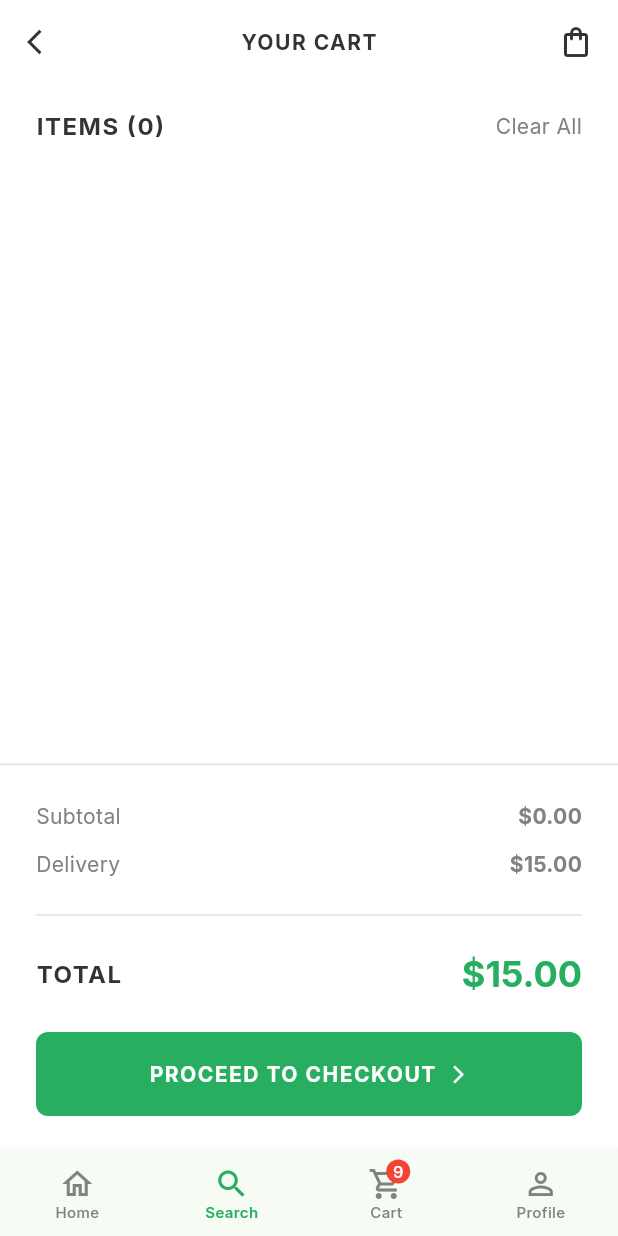
After one commit to ChamikaKarunarathna/fashion_store_mobile_application, a Flutter app: the CartScreen screen opened directly, item 2 of the bottom bar chosen, after a tap on "Clear All", on a phone screen of 412 x 824 dp. The commit adds this screen. Run offline on Flutter 3.47's test engine with Material 3 defaults, Android fonts, the light colour scheme and no system bars; our stand-ins replace google_fonts.

Commit message:
5: Cart UI

```diff
--- /dev/null
+++ b/lib/models/cart_item.dart
@@ -0,0 +1,16 @@
+import 'package:flutter/material.dart';
+import 'product.dart';
+
+class CartItem {
+  final Product product;
+  int quantity;
+  final String selectedSize;
+  final Color selectedColor;
+
+  CartItem({
+    required this.product,
+    this.quantity = 1,
+    required this.selectedSize,
+    required this.selectedColor,
+  });
+}
--- /dev/null
+++ b/lib/screens/cart_screen.dart
@@ -0,0 +1,367 @@
+import 'package:flutter/material.dart';
+import '../models/cart_item.dart';
+import '../theme/app_theme.dart';
+import '../utils/dummy_data.dart';
+
+class CartScreen extends StatefulWidget {
+  const CartScreen({super.key});
+
+  @override
+  State<CartScreen> createState() => _CartScreenState();
+}
+
+class _CartScreenState extends State<CartScreen> {
+  int _bottomNavIndex = 2; // Default to Cart
+  List<CartItem> _items = [];
+
+  @override
+  void initState() {
+    super.initState();
+    // Copy dummy data for local state mutation
+    _items = List.from(DummyData.cartItems);
+  }
+
+  double get _subtotal {
+    return _items.fold(0, (sum, item) => sum + (item.product.price * item.quantity));
+  }
+
+  final double _deliveryFee = 15.00;
+
+  double get _total => _subtotal + _deliveryFee;
+
+  void _removeItem(int index) {
+    setState(() {
+      _items.removeAt(index);
+    });
+  }
+
+  void _clearAll() {
+    setState(() {
+      _items.clear();
+    });
+  }
+
+  void _incrementQuantity(int index) {
+    setState(() {
+      _items[index].quantity++;
+    });
+  }
+
+  void _decrementQuantity(int index) {
+    setState(() {
+      if (_items[index].quantity > 1) {
+        _items[index].quantity--;
+      }
+    });
+  }
+
+  @override
+  Widget build(BuildContext context) {
+    return Scaffold(
+      backgroundColor: Colors.white,
+      appBar: AppBar(
+        backgroundColor: Colors.white,
+        elevation: 0,
+        leading: GestureDetector(
+          onTap: () => Navigator.pop(context),
+          child: const Icon(Icons.arrow_back_ios, color: AppTheme.textDark, size: 20),
+        ),
+        title: Text(
+          'YOUR CART',
+          style: Theme.of(context).textTheme.titleMedium?.copyWith(
+                fontWeight: FontWeight.bold,
+                fontSize: 14,
+                letterSpacing: 1.0,
+              ),
+        ),
+        centerTitle: true,
+        actions: const [
+          Icon(Icons.shopping_bag_outlined, color: AppTheme.textDark, size: 24),
+          SizedBox(width: 16),
+        ],
+      ),
+      body: Column(
+        children: [
+          // Header
+          Padding(
+            padding: const EdgeInsets.symmetric(horizontal: 24.0, vertical: 16.0),
+            child: Row(
+              mainAxisAlignment: MainAxisAlignment.spaceBetween,
+              children: [
+                Text(
+                  'ITEMS (${_items.length})',
+                  style: Theme.of(context).textTheme.titleMedium?.copyWith(
+                        fontWeight: FontWeight.bold,
+                        letterSpacing: 1.0,
+                      ),
+                ),
+                GestureDetector(
+                  onTap: _clearAll,
+                  child: Text(
+                    'Clear All',
+                    style: Theme.of(context).textTheme.bodyMedium?.copyWith(
+                          color: AppTheme.textGrey,
+                        ),
+                  ),
+                ),
+              ],
+            ),
+          ),
+
+          // Item List
+          Expanded(
+            child: ListView.separated(
+              padding: const EdgeInsets.symmetric(horizontal: 24.0),
+              itemCount: _items.length,
+              separatorBuilder: (context, index) => const SizedBox(height: 24),
+              itemBuilder: (context, index) {
+                final item = _items[index];
+                return Row(
+                  crossAxisAlignment: CrossAxisAlignment.start,
+                  children: [
+                    // Image
+                    Container(
+                      width: 80,
+                      height: 80,
+                      decoration: BoxDecoration(
+                        color: AppTheme.borderGrey.withOpacity(0.3),
+                        borderRadius: BorderRadius.circular(12),
+                      ),
+                      child: ClipRRect(
+                        borderRadius: BorderRadius.circular(12),
+                        child: Image.asset(
+                          item.product.imagePath,
+                          fit: BoxFit.cover,
+                          errorBuilder: (context, error, stackTrace) {
+                            return const Icon(Icons.image_outlined, color: AppTheme.textLightGrey);
+                          },
+                        ),
+                      ),
+                    ),
+                    const SizedBox(width: 16),
+                    // Details
+                    Expanded(
+                      child: Column(
+                        crossAxisAlignment: CrossAxisAlignment.start,
+                        children: [
+                          Row(
+                            mainAxisAlignment: MainAxisAlignment.spaceBetween,
+                            crossAxisAlignment: CrossAxisAlignment.start,
+                            children: [
+                              Expanded(
+                                child: Text(
+                                  item.product.name.toUpperCase(),
+                                  style: Theme.of(context).textTheme.titleSmall?.copyWith(
+                                        fontWeight: FontWeight.bold,
+                                        fontSize: 12,
+                                      ),
+                                ),
+                              ),
+                              GestureDetector(
+                                onTap: () => _removeItem(index),
+                                child: const Icon(Icons.delete_outline, color: AppTheme.textGrey, size: 20),
+                              ),
+                            ],
+                          ),
+                          const SizedBox(height: 8),
+                          Row(
+                            children: [
+                              Container(
+                                padding: const EdgeInsets.symmetric(horizontal: 8, vertical: 4),
+                                decoration: BoxDecoration(
+                                  color: AppTheme.borderGrey.withOpacity(0.3),
+                                  borderRadius: BorderRadius.circular(12),
+                                ),
+                                child: Text(
+                                  'Size: ${item.selectedSize}',
+                                  style: const TextStyle(fontSize: 10, fontWeight: FontWeight.w600),
+                                ),
+                              ),
+                              const SizedBox(width: 8),
+                              Container(
+                                width: 12,
+                                height: 12,
+                                decoration: BoxDecoration(
+                                  color: item.selectedColor,
+                                  shape: BoxShape.circle,
+                                  border: Border.all(color: AppTheme.borderGrey),
+                                ),
+                              ),
+                            ],
+                          ),
+                          const SizedBox(height: 12),
+                          Row(
+                            mainAxisAlignment: MainAxisAlignment.spaceBetween,
+                            children: [
+                              Text(
+                                '\$${item.product.price.toStringAsFixed(2)}',
+                                style: Theme.of(context).textTheme.titleMedium?.copyWith(
+                                      fontWeight: FontWeight.bold,
+                                      fontSize: 14,
+                                    ),
+                              ),
+                              // Quantity Control
+                              Container(
+                                padding: const EdgeInsets.symmetric(horizontal: 8, vertical: 4),
+                                decoration: BoxDecoration(
+                                  color: AppTheme.borderGrey.withOpacity(0.3),
+                                  borderRadius: BorderRadius.circular(20),
+                                ),
+                                child: Row(
+                                  children: [
+                                    GestureDetector(
+                                      onTap: () => _decrementQuantity(index),
+                                      child: const Icon(Icons.remove, size: 16, color: AppTheme.textDark),
+                                    ),
+                                    const SizedBox(width: 12),
+                                    Text(
+                                      '${item.quantity}',
+                                      style: const TextStyle(fontWeight: FontWeight.bold, fontSize: 12),
+                                    ),
+                                    const SizedBox(width: 12),
+                                    GestureDetector(
+                                      onTap: () => _incrementQuantity(index),
+                                      child: const Icon(Icons.add, size: 16, color: AppTheme.primaryGreen),
+                                    ),
+                                  ],
+                                ),
+                              ),
+                            ],
+                          ),
+                        ],
+                      ),
+                    ),
+                  ],
+                );
+              },
+            ),
+          ),
+
+          // Summary Footer
+          Container(
+            padding: const EdgeInsets.all(24.0),
+            decoration: const BoxDecoration(
+              border: Border(top: BorderSide(color: AppTheme.borderGrey)),
+            ),
+            child: Column(
+              children: [
+                Row(
+                  mainAxisAlignment: MainAxisAlignment.spaceBetween,
+                  children: [
+                    Text('Subtotal', style: Theme.of(context).textTheme.bodyMedium),
+                    Text('\$${_subtotal.toStringAsFixed(2)}', style: const TextStyle(fontWeight: FontWeight.bold)),
+                  ],
+                ),
+                const SizedBox(height: 12),
+                Row(
+                  mainAxisAlignment: MainAxisAlignment.spaceBetween,
+                  children: [
+                    Text('Delivery', style: Theme.of(context).textTheme.bodyMedium),
+                    Text('\$${_deliveryFee.toStringAsFixed(2)}', style: const TextStyle(fontWeight: FontWeight.bold)),
+                  ],
+                ),
+                const Padding(
+                  padding: EdgeInsets.symmetric(vertical: 16.0),
+                  child: Divider(color: AppTheme.borderGrey),
+                ),
+                Row(
+                  mainAxisAlignment: MainAxisAlignment.spaceBetween,
+                  children: [
+                    Text(
+                      'TOTAL',
+                      style: Theme.of(context).textTheme.titleMedium?.copyWith(
+                            fontWeight: FontWeight.bold,
+                            letterSpacing: 1.0,
+                          ),
+                    ),
+                    Text(
+                      '\$${_total.toStringAsFixed(2)}',
+                      style: Theme.of(context).textTheme.titleLarge?.copyWith(
+                            fontWeight: FontWeight.bold,
+                            color: AppTheme.primaryGreen,
+                            fontSize: 24,
+                          ),
+                    ),
+                  ],
+                ),
+                const SizedBox(height: 24),
+                ElevatedButton(
+                  onPressed: () {
+                    // Navigate to Checkout
+                  },
+                  style: ElevatedButton.styleFrom(
+                    minimumSize: const Size(double.infinity, 56),
+                    backgroundColor: AppTheme.primaryGreen,
+                    shape: RoundedRectangleBorder(
+                      borderRadius: BorderRadius.circular(8),
+                    ),
+                  ),
+                  child: const Row(
+                    mainAxisAlignment: MainAxisAlignment.center,
+                    children: [
+                      Text(
+                        'PROCEED TO CHECKOUT',
+                        style: TextStyle(
+                          fontWeight: FontWeight.bold,
+                          fontSize: 14,
+                          letterSpacing: 1.0,
+                        ),
+                      ),
+                      SizedBox(width: 8),
+                      Icon(Icons.arrow_forward_ios, size: 14),
+                    ],
+                  ),
+                ),
+              ],
+            ),
+          ),
+        ],
+      ),
+      bottomNavigationBar: BottomNavigationBar(
+        currentIndex: _bottomNavIndex,
+        onTap: (index) {
+          setState(() {
+            _bottomNavIndex = index;
+          });
+          // Usually here you'd handle top-level navigation.
+        },
+        type: BottomNavigationBarType.fixed,
+        selectedItemColor: AppTheme.primaryGreen,
+        unselectedItemColor: AppTheme.textGrey,
+        showSelectedLabels: true,
+        showUnselectedLabels: true,
+        selectedLabelStyle: const TextStyle(fontWeight: FontWeight.w600, fontSize: 10),
+        unselectedLabelStyle: const TextStyle(fontWeight: FontWeight.w500, fontSize: 10),
+        items: [
+          const BottomNavigationBarItem(
+            icon: Icon(Icons.home_outlined),
+            activeIcon: Icon(Icons.home),
+            label: 'Home',
+          ),
+          const BottomNavigationBarItem(
+            icon: Icon(Icons.search_outlined),
+            label: 'Search',
+          ),
+          BottomNavigationBarItem(
+            icon: Badge(
+              label: const Text('9'),
+              backgroundColor: Colors.red,
+              child: const Icon(Icons.shopping_cart_outlined),
+            ),
+            activeIcon: Badge(
+              label: const Text('9'),
+              backgroundColor: Colors.red,
+              child: const Icon(Icons.shopping_cart),
+            ),
+            label: 'Cart',
+          ),
+          const BottomNavigationBarItem(
+            icon: Icon(Icons.person_outline),
+            activeIcon: Icon(Icons.person),
+            label: 'Profile',
+          ),
+        ],
+      ),
+    );
+  }
+}
--- a/lib/screens/home_screen.dart
+++ b/lib/screens/home_screen.dart
@@ -4,6 +4,7 @@ import '../utils/dummy_data.dart';
 import '../widgets/product_card.dart';
 import 'collection_screen.dart';
 import 'product_details_screen.dart';
+import 'cart_screen.dart';
 
 class HomeScreen extends StatefulWidget {
   const HomeScreen({super.key});
@@ -56,10 +57,18 @@ class _HomeScreenState extends State<HomeScreen> {
                           letterSpacing: 1.0,
                         ),
                   ),
-                  Badge(
-                    label: const Text('3'),
-                    backgroundColor: AppTheme.primaryGreen,
-                    child: const Icon(Icons.shopping_cart_outlined, size: 28),
+                  GestureDetector(
+                    onTap: () {
+                      Navigator.push(
+                        context,
+                        MaterialPageRoute(builder: (context) => const CartScreen()),
+                      );
+                    },
+                    child: Badge(
+                      label: const Text('3'),
+                      backgroundColor: AppTheme.primaryGreen,
+                      child: const Icon(Icons.shopping_cart_outlined, size: 28),
+                    ),
                   ),
                 ],
               ),
--- a/lib/screens/product_details_screen.dart
+++ b/lib/screens/product_details_screen.dart
@@ -1,6 +1,7 @@
 import 'package:flutter/material.dart';
 import '../models/product.dart';
 import '../theme/app_theme.dart';
+import 'cart_screen.dart';
 
 class ProductDetailsScreen extends StatefulWidget {
   final Product product;
@@ -393,7 +394,10 @@ class _ProductDetailsScreenState extends State<ProductDetailsScreen> {
         child: SafeArea(
           child: ElevatedButton(
             onPressed: () {
-              // Add to cart logic
+              Navigator.push(
+                context,
+                MaterialPageRoute(builder: (context) => const CartScreen()),
+              );
             },
             style: ElevatedButton.styleFrom(
               minimumSize: const Size(double.infinity, 56),
--- a/lib/utils/dummy_data.dart
+++ b/lib/utils/dummy_data.dart
@@ -1,4 +1,6 @@
+import 'package:flutter/material.dart';
 import '../models/product.dart';
+import '../models/cart_item.dart';
 
 class DummyData {
   static final List<String> categories = ['All', 'Men', 'Women', 'Accessories', 'Footwear'];
@@ -88,4 +90,43 @@ class DummyData {
       isNew: true,
     ),
   ];
+
+  static final List<CartItem> cartItems = [
+    CartItem(
+      product: Product(
+        id: 'cart1',
+        name: 'Linen Utility Overshirt',
+        category: 'MEN',
+        price: 89.00,
+        imagePath: 'assets/images/cart_1.png',
+      ),
+      quantity: 1,
+      selectedSize: 'L',
+      selectedColor: const Color(0xFF4A4A4A),
+    ),
+    CartItem(
+      product: Product(
+        id: 'cart2',
+        name: 'High-Waist Tailored Trouser',
+        category: 'WOMEN',
+        price: 124.50,
+        imagePath: 'assets/images/cart_2.png',
+      ),
+      quantity: 1,
+      selectedSize: 'M',
+      selectedColor: const Color(0xFFE5D5C5),
+    ),
+    CartItem(
+      product: Product(
+        id: 'cart3',
+        name: 'Essential Leather Sneakers',
+        category: 'FOOTWEAR',
+        price: 155.00,
+        imagePath: 'assets/images/cart_3.png',
+      ),
+      quantity: 1,
+      selectedSize: '42',
+      selectedColor: const Color(0xFFF0F0F0),
+    ),
+  ];
 }
```
